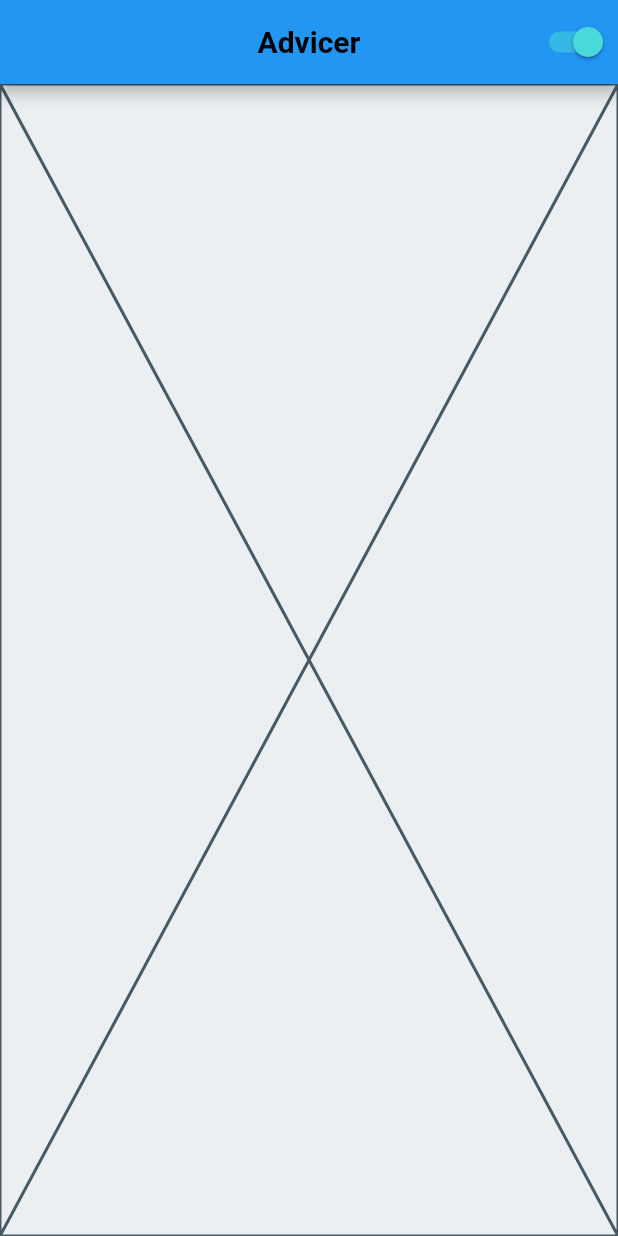
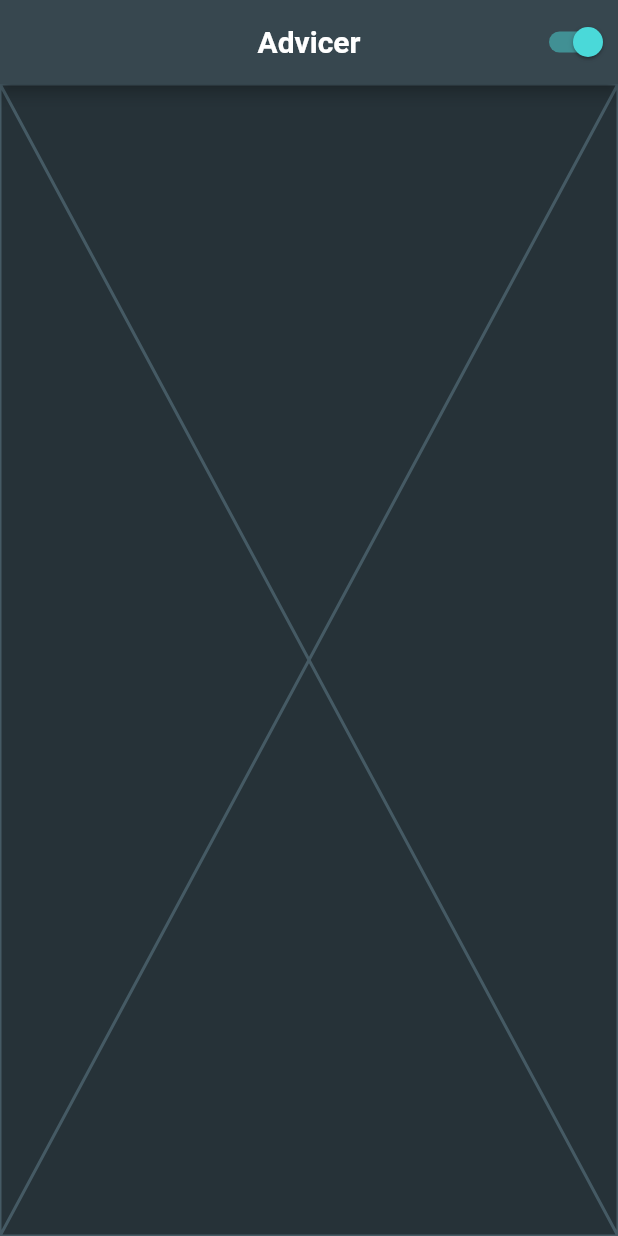
Before and after one commit to cromueloliver02/advisor_clean_architecture, a Flutter app: the screen it shows after launch, on a phone screen of 412 x 824 dp. Run offline on Flutter 3.47's test engine with Material 2 defaults, Android fonts, the light colour scheme and no system bars; our stand-ins replace equatable, flutter_bloc, get_it; Roboto replaces fonts that are missing (Rubik).

Commit message:
theme mode cubit to material app widget

```diff
--- a/lib/advisor_app.dart
+++ b/lib/advisor_app.dart
@@ -1,6 +1,9 @@
 import 'package:flutter/material.dart';
+import 'package:flutter_bloc/flutter_bloc.dart';
 
 import 'app_theme.dart';
+import 'dependency_injector.dart';
+import 'presentation/cubits/cubits.dart';
 import 'presentation/pages/pages.dart';
 
 class AdvisorApp extends StatelessWidget {
@@ -8,12 +11,18 @@ class AdvisorApp extends StatelessWidget {
 
   @override
   Widget build(BuildContext context) {
-    return MaterialApp(
-      title: 'ADVISOR APP',
-      theme: AppTheme.lightTheme,
-      darkTheme: AppTheme.darkTheme,
-      debugShowCheckedModeBanner: false,
-      home: const AdvicePage(),
+    return BlocProvider.value(
+      value: sl<ThemeModeCubit>(),
+      child: BlocBuilder<ThemeModeCubit, ThemeModeState>(
+        builder: (ctx, state) => MaterialApp(
+          title: 'ADVISOR APP',
+          themeMode: state.themeMode,
+          theme: AppTheme.lightTheme,
+          darkTheme: AppTheme.darkTheme,
+          debugShowCheckedModeBanner: false,
+          home: const AdvicePage(),
+        ),
+      ),
     );
   }
 }
--- /dev/null
+++ b/lib/dependency_injector.dart
@@ -0,0 +1,23 @@
+import 'package:get_it/get_it.dart';
+
+import 'presentation/cubits/cubits.dart';
+
+// service locator
+final GetIt sl = GetIt.instance;
+
+void setup() {
+  // external services
+
+  // data sources
+
+  // repositories
+
+  // use cases
+
+  // blocs
+
+  // cubits
+  sl.registerLazySingleton<ThemeModeCubit>(() => ThemeModeCubit());
+
+  // utilities
+}
```
Also changed, not shown: lib/main.dart (+6 -1 lines), pubspec.yaml (+1 -6 lines), pubspec.lock.
